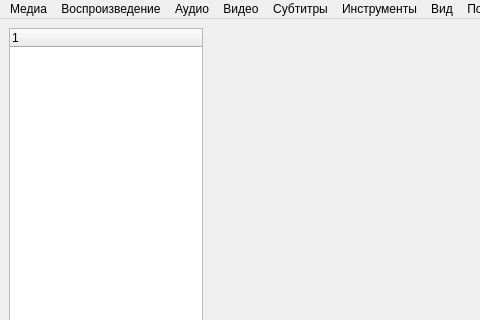
eoan-ermine/Media-Player, file midi.ui: the form before one commit; both pictures show x 0 to 480 and y 0 to 320 of the 799 by 608 pixel window.
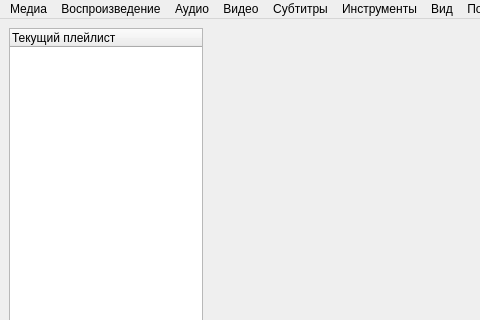
The form after the commit. Icons and pictures are not drawn.

Diff of the .ui file:
```diff
--- a/midi.ui
+++ b/midi.ui
@@ -18,7 +18,13 @@
     <item>
      <layout class="QHBoxLayout" name="horizontalLayout_2" stretch="1,3">
       <item>
-       <widget class="QTreeWidget" name="treeWidget"/>
+       <widget class="QTreeWidget" name="tree_widget">
+        <column>
+         <property name="text">
+          <string>Текущий плейлист</string>
+         </property>
+        </column>
+       </widget>
       </item>
       <item>
        <layout class="QVBoxLayout" name="verticalLayout" stretch="10,1,1">
```
Left out of the diff: 252 changed lines with no effect on the pictures.
